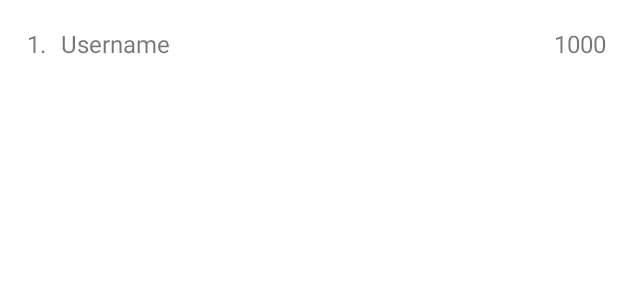
After one commit to CMPUT301W23T38/QRMonsters, an Android app: the layout item_leaderboard.xml on its own in the app's theme, with its tools: preview values and no code run, on a phone screen of 412 x 824 dp. The commit adds this screen. Shown: the top 300 px of the screen. Run offline under Robolectric (Android 15) with nearby library versions, the phone set to English and light mode, and no system bars.

Commit message:
leaderboard creation

```diff
--- a/app/build.gradle
+++ b/app/build.gradle
@@ -82,6 +82,7 @@ dependencies {
     // Declare the dependency for the Cloud Firestore library
     // When using the BoM, you don't specify versions in Firebase library dependencies
     implementation 'com.google.firebase:firebase-firestore'
+    implementation 'com.google.firebase:firebase-auth:VERSION'
 
     implementation 'com.github.open-android:Zxing:v1.0.3'
     androidTestImplementation 'com.jayway.android.robotium:robotium-solo:5.3.1'
--- a/app/src/main/AndroidManifest.xml
+++ b/app/src/main/AndroidManifest.xml
@@ -48,6 +48,7 @@
                 android:name="android.app.lib_name"
                 android:value="" />
         </activity>
+        <activity android:name=".LeaderboardActivity" />
         <activity
             android:name=".searchNearbyQR"
             android:exported="true"
--- a/app/src/main/java/com/example/qrmonsters/HomeActivity.java
+++ b/app/src/main/java/com/example/qrmonsters/HomeActivity.java
@@ -266,6 +266,8 @@ public class HomeActivity extends AppCompatActivity implements LocationListener
      */
     public void viewLeaderboard(View view) {
         // TODO: Add code to display the leaderboard
+        Intent intent = new Intent(HomeActivity.this, LeaderboardActivity.class);
+        startActivity(intent);
     }
 
     /**
--- /dev/null
+++ b/app/src/main/res/layout/item_leaderboard.xml
@@ -0,0 +1,44 @@
+<?xml version="1.0" encoding="utf-8"?>
+<androidx.constraintlayout.widget.ConstraintLayout xmlns:android="http://schemas.android.com/apk/res/android"
+    xmlns:app="http://schemas.android.com/apk/res-auto"
+    xmlns:tools="http://schemas.android.com/tools"
+    android:layout_width="match_parent"
+    android:layout_height="wrap_content"
+    android:padding="8dp">
+
+    <TextView
+        android:id="@+id/textView_rank"
+        android:layout_width="wrap_content"
+        android:layout_height="wrap_content"
+        android:textSize="16sp"
+        android:padding="10dp"
+        app:layout_constraintBottom_toBottomOf="parent"
+        app:layout_constraintStart_toStartOf="parent"
+        app:layout_constraintTop_toTopOf="parent"
+        tools:text="1." />
+
+    <TextView
+        android:id="@+id/textView_username"
+        android:layout_width="0dp"
+        android:layout_height="wrap_content"
+        android:textSize="16sp"
+        app:layout_constraintBottom_toBottomOf="parent"
+        app:layout_constraintEnd_toStartOf="@+id/textView_score"
+        app:layout_constraintHorizontal_bias="0.5"
+        app:layout_constraintHorizontal_chainStyle="packed"
+        app:layout_constraintStart_toEndOf="@+id/textView_rank"
+        app:layout_constraintTop_toTopOf="parent"
+        tools:text="Username" />
+
+    <TextView
+        android:id="@+id/textView_score"
+        android:layout_width="wrap_content"
+        android:layout_height="wrap_content"
+        android:textSize="16sp"
+        app:layout_constraintBottom_toBottomOf="parent"
+        app:layout_constraintEnd_toEndOf="parent"
+        app:layout_constraintStart_toEndOf="@+id/textView_username"
+        app:layout_constraintTop_toTopOf="parent"
+        tools:text="1000" />
+
+</androidx.constraintlayout.widget.ConstraintLayout>
--- a/app/src/main/res/values/strings.xml
+++ b/app/src/main/res/values/strings.xml
@@ -29,4 +29,10 @@
     <string name="welcome_to_qrmonster">WELCOME TO QRMONSTER!</string>
     <string name="search_nearby_qr_codes">Search Nearby QR codes</string>
     <string name="name">Name:</string>
+    <string-array name="sort_by_options">
+        <item>Total Score</item>
+        <item>Highest Individual Score</item>
+        <item>Number of QR Codes Scanned</item>
+    </string-array>
+
 </resources>
```
Also changed, not shown: app/src/main/java/com/example/qrmonsters/LeaderboardActivity.java (added, +185 -0 lines), app/src/main/java/com/example/qrmonsters/LeaderboardAdapter.java (added, +143 -0 lines), app/src/main/java/com/example/qrmonsters/Player.java (+27 -0 lines), app/src/main/java/com/example/qrmonsters/RankingManager.java (added, +27 -0 lines), app/src/main/java/com/example/qrmonsters/viewPlayerProfile.java (+33 -1 lines), app/src/main/res/layout/activity_leaderboard.xml (added, +29 -0 lines), app/src/main/res/layout/activity_view_player_profile.xml (+7 -0 lines).
